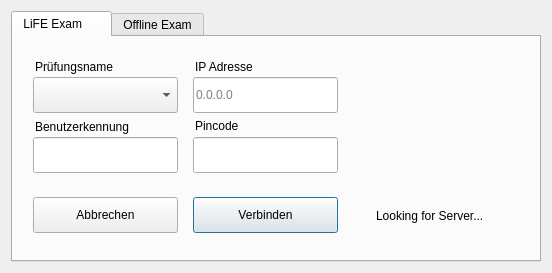
valueerrorx/life-exam, file client/client.ui: the form before one commit.
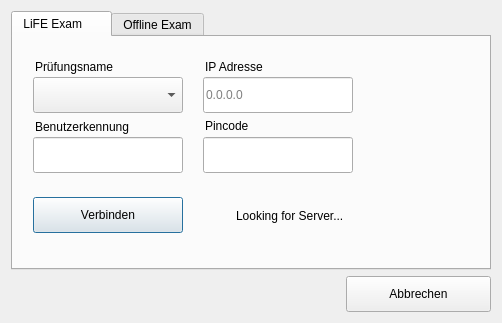
The form after the commit. The open tabs and pages were chosen to show the change. Icons and pictures are not drawn.

Commit message: client UI adjustments

Patch:
```diff
--- a/client/client.ui
+++ b/client/client.ui
@@ -7,8 +7,8 @@
    <rect>
     <x>0</x>
     <y>0</y>
-    <width>552</width>
-    <height>273</height>
+    <width>502</width>
+    <height>323</height>
    </rect>
   </property>
   <property name="sizePolicy">
@@ -36,7 +36,7 @@
   <property name="modal">
    <bool>false</bool>
   </property>
-  <layout class="QHBoxLayout" name="horizontalLayout">
+  <layout class="QVBoxLayout" name="verticalLayout">
    <item>
     <widget class="QTabWidget" name="tabWidget">
      <property name="font">
@@ -78,9 +78,9 @@
       <widget class="QPushButton" name="start">
        <property name="geometry">
         <rect>
-         <x>180</x>
+         <x>20</x>
          <y>160</y>
-         <width>145</width>
+         <width>150</width>
          <height>36</height>
         </rect>
        </property>
@@ -95,38 +95,12 @@
          <normaloff>../pixmaps/connect.png</normaloff>../pixmaps/connect.png</iconset>
        </property>
       </widget>
-      <widget class="QPushButton" name="exit">
-       <property name="geometry">
-        <rect>
-         <x>20</x>
-         <y>160</y>
-         <width>145</width>
-         <height>36</height>
-        </rect>
-       </property>
-       <property name="sizePolicy">
-        <sizepolicy hsizetype="Minimum" vsizetype="Fixed">
-         <horstretch>0</horstretch>
-         <verstretch>0</verstretch>
-        </sizepolicy>
-       </property>
-       <property name="styleSheet">
-        <string notr="true">padding:8px;</string>
-       </property>
-       <property name="text">
-        <string>Abbrechen</string>
-       </property>
-       <property name="icon">
-        <iconset>
-         <normaloff>../pixmaps/window-close.png</normaloff>../pixmaps/window-close.png</iconset>
-       </property>
-      </widget>
       <widget class="QLineEdit" name="serverip">
        <property name="geometry">
         <rect>
-         <x>180</x>
+         <x>190</x>
          <y>40</y>
-         <width>145</width>
+         <width>150</width>
          <height>36</height>
         </rect>
        </property>
@@ -145,7 +119,7 @@
         <rect>
          <x>20</x>
          <y>100</y>
-         <width>145</width>
+         <width>150</width>
          <height>36</height>
         </rect>
        </property>
@@ -172,7 +146,7 @@
       <widget class="QLabel" name="serversearch">
        <property name="geometry">
         <rect>
-         <x>360</x>
+         <x>220</x>
          <y>160</y>
          <width>151</width>
          <height>41</height>
@@ -191,7 +165,7 @@
       <widget class="QLabel" name="servercheck">
        <property name="geometry">
         <rect>
-         <x>330</x>
+         <x>190</x>
          <y>160</y>
          <width>31</width>
          <height>41</height>
@@ -216,9 +190,9 @@
       <widget class="QLineEdit" name="pincode">
        <property name="geometry">
         <rect>
-         <x>180</x>
+         <x>190</x>
          <y>100</y>
-         <width>145</width>
+         <width>150</width>
          <height>36</height>
         </rect>
        </property>
@@ -235,7 +209,7 @@
       <widget class="QLabel" name="infoid_2">
        <property name="geometry">
         <rect>
-         <x>180</x>
+         <x>190</x>
          <y>80</y>
          <width>151</width>
          <height>18</height>
@@ -253,7 +227,7 @@
         <rect>
          <x>20</x>
          <y>40</y>
-         <width>145</width>
+         <width>150</width>
          <height>36</height>
         </rect>
        </property>
@@ -261,7 +235,7 @@
         <bool>false</bool>
        </property>
        <property name="styleSheet">
-        <string notr="true"/>
+        <string notr="true">text-align:center;</string>
        </property>
        <property name="frame">
         <bool>true</bool>
@@ -270,7 +244,7 @@
       <widget class="QLabel" name="label_2">
        <property name="geometry">
         <rect>
-         <x>180</x>
+         <x>190</x>
          <y>20</y>
          <width>171</width>
          <height>20</height>
@@ -302,10 +276,10 @@
       <widget class="QLabel" name="label">
        <property name="geometry">
         <rect>
-         <x>450</x>
+         <x>390</x>
          <y>20</y>
          <width>61</width>
-         <height>61</height>
+         <height>71</height>
         </rect>
        </property>
        <property name="text">
@@ -385,6 +359,69 @@
      </widget>
     </widget>
    </item>
+   <item>
+    <widget class="QWidget" name="widget" native="true">
+     <property name="styleSheet">
+      <string notr="true">margin:0px;padding:0px;</string>
+     </property>
+     <layout class="QHBoxLayout" name="horizontalLayout">
+      <property name="topMargin">
+       <number>0</number>
+      </property>
+      <property name="rightMargin">
+       <number>0</number>
+      </property>
+      <property name="bottomMargin">
+       <number>0</number>
+      </property>
+      <item>
+       <spacer name="horizontalSpacer">
+        <property name="orientation">
+         <enum>Qt::Horizontal</enum>
+        </property>
+        <property name="sizeHint" stdset="0">
+         <size>
+          <width>40</width>
+          <height>20</height>
+         </size>
+        </property>
+       </spacer>
+      </item>
+      <item>
+       <widget class="QPushButton" name="exit">
+        <property name="sizePolicy">
+         <sizepolicy hsizetype="Preferred" vsizetype="Fixed">
+          <horstretch>0</horstretch>
+          <verstretch>0</verstretch>
+         </sizepolicy>
+        </property>
+        <property name="minimumSize">
+         <size>
+          <width>145</width>
+          <height>36</height>
+         </size>
+        </property>
+        <property name="maximumSize">
+         <size>
+          <width>145</width>
+          <height>36</height>
+         </size>
+        </property>
+        <property name="styleSheet">
+         <string notr="true">padding:8px;margin:0px;</string>
+        </property>
+        <property name="text">
+         <string>Abbrechen</string>
+        </property>
+        <property name="icon">
+         <iconset>
+          <normaloff>../pixmaps/window-close.png</normaloff>../pixmaps/window-close.png</iconset>
+        </property>
+       </widget>
+      </item>
+     </layout>
+    </widget>
+   </item>
   </layout>
  </widget>
  <tabstops>
```
Left out of the diff: 16 changed lines with no effect on the pictures. The commit also changes 1 other file.
